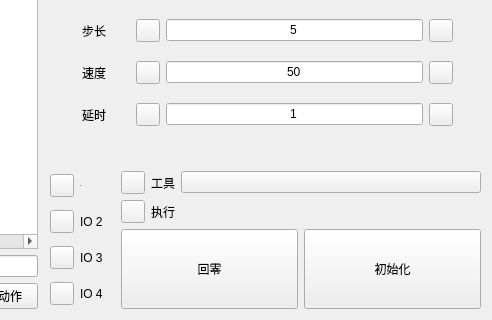
First picture: the form in ui/teach_page.ui, repository CoreJK/blinx_robot_arm_control, before the edit; both pictures show x 826 to 1318 and y 398 to 718 of the 1318 by 718 pixel window.
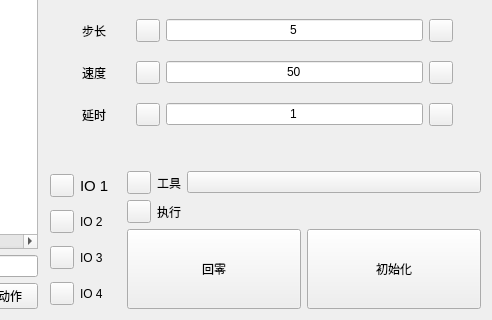
Second picture: the form after the edit. Custom widgets are drawn as their Qt base class.

Commit message: 🐛 fix: 修复 IO 1 号口控制字体大小

```diff
--- a/ui/teach_page.ui
+++ b/ui/teach_page.ui
@@ -2186,7 +2186,8 @@
               <widget class="BodyLabel" name="SwitchButtonOneLable">
                <property name="font">
                 <font>
-                 <pointsize>-1</pointsize>
+                 <family>Arial</family>
+                 <pointsize>11</pointsize>
                  <weight>50</weight>
                  <bold>false</bold>
                 </font>
```
The commit also changes 1 other file.
